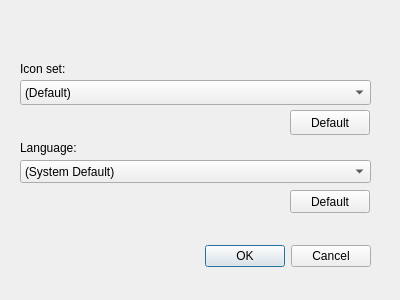
First picture: the form in src/qt/qt_progsettings.ui, repository 86Box/86Box, before the edit.
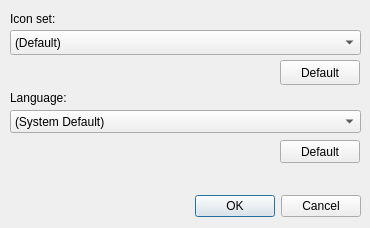
Second picture: the form after the edit.

Commit message: qt: tweak program settings layout

Patch:
```diff
--- a/src/qt/qt_progsettings.ui
+++ b/src/qt/qt_progsettings.ui
@@ -6,8 +6,8 @@
    <rect>
     <x>0</x>
     <y>0</y>
-    <width>400</width>
-    <height>300</height>
+    <width>370</width>
+    <height>228</height>
    </rect>
   </property>
   <property name="windowTitle">
@@ -16,8 +16,8 @@
   <widget class="QDialogButtonBox" name="buttonBox">
    <property name="geometry">
     <rect>
-     <x>30</x>
-     <y>240</y>
+     <x>20</x>
+     <y>190</y>
      <width>341</width>
      <height>32</height>
     </rect>
@@ -32,8 +32,8 @@
   <widget class="QComboBox" name="comboBox">
    <property name="geometry">
     <rect>
-     <x>20</x>
-     <y>80</y>
+     <x>10</x>
+     <y>30</y>
      <width>351</width>
      <height>25</height>
     </rect>
@@ -50,9 +50,9 @@
   <widget class="QLabel" name="label">
    <property name="geometry">
     <rect>
-     <x>20</x>
-     <y>60</y>
-     <width>54</width>
+     <x>10</x>
+     <y>10</y>
+     <width>351</width>
      <height>17</height>
     </rect>
    </property>
@@ -63,8 +63,8 @@
   <widget class="QPushButton" name="pushButton">
    <property name="geometry">
     <rect>
-     <x>290</x>
-     <y>110</y>
+     <x>280</x>
+     <y>60</y>
      <width>80</width>
      <height>25</height>
     </rect>
@@ -76,9 +76,9 @@
   <widget class="QLabel" name="label_2">
    <property name="geometry">
     <rect>
-     <x>20</x>
-     <y>140</y>
-     <width>91</width>
+     <x>10</x>
+     <y>90</y>
+     <width>351</width>
      <height>16</height>
     </rect>
    </property>
@@ -89,8 +89,8 @@
   <widget class="QPushButton" name="pushButtonLanguage">
    <property name="geometry">
     <rect>
-     <x>290</x>
-     <y>190</y>
+     <x>280</x>
+     <y>140</y>
      <width>80</width>
      <height>23</height>
     </rect>
@@ -102,8 +102,8 @@
   <widget class="QComboBox" name="comboBoxLanguage">
    <property name="geometry">
     <rect>
-     <x>20</x>
-     <y>160</y>
+     <x>10</x>
+     <y>110</y>
      <width>351</width>
      <height>23</height>
     </rect>
```
